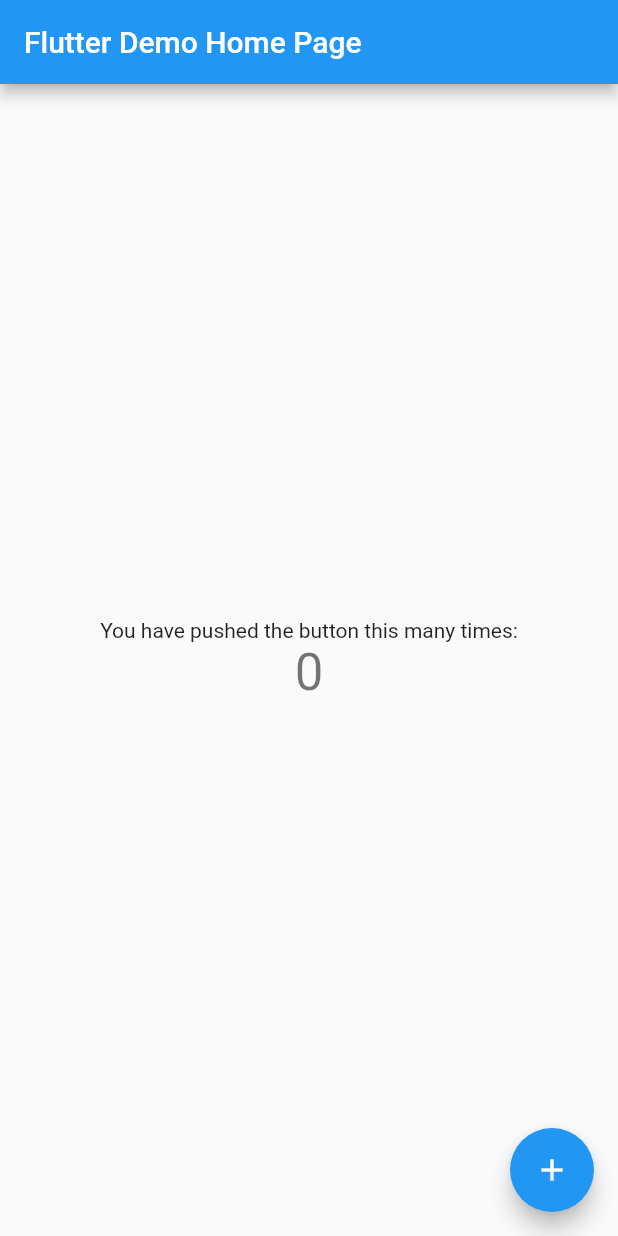
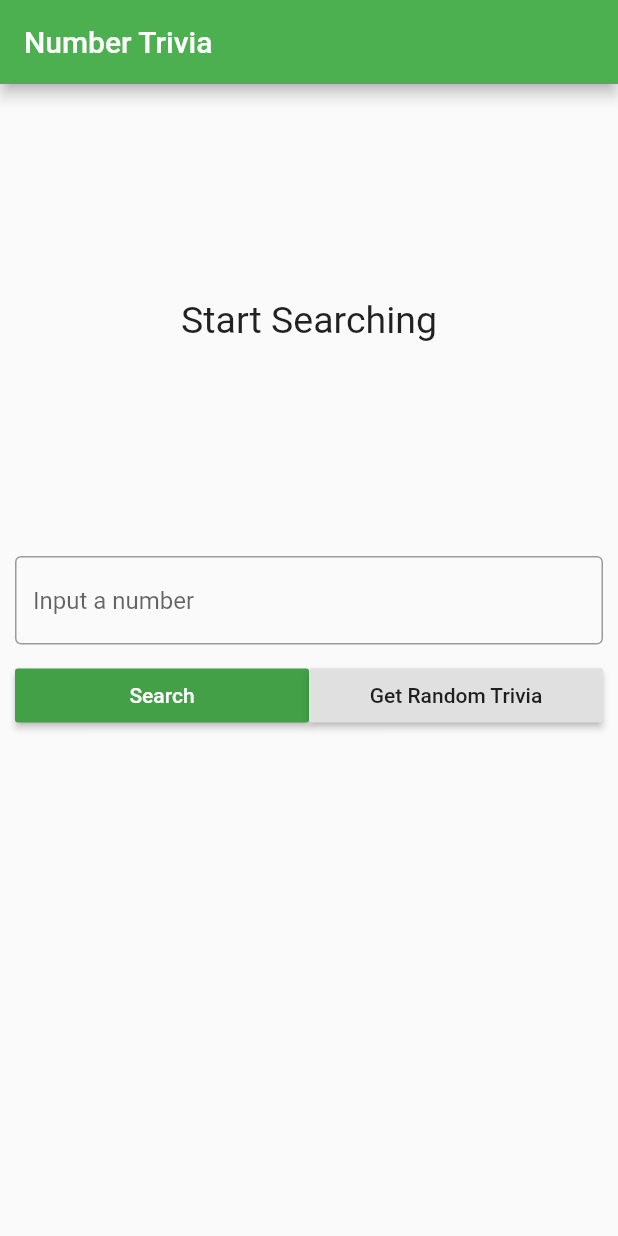
Before and after one commit to agustin-carnevale/flutter_tdd_clean_architecture_example, a Flutter app: the screen it shows after launch, on a phone screen of 412 x 824 dp. Run offline on Flutter 3.47's test engine with Material 2 defaults, Android fonts, the phone set to English and light mode, and no system bars; our stand-ins replace bloc, dartz, data_connection_checker, equatable, flutter_bloc, get_it and 1 more.

Commit message:
added ui, wired everything up

```diff
--- /dev/null
+++ b/lib/features/number_trivia/presentation/pages/number_trivia_page.dart
@@ -0,0 +1,48 @@
+import 'package:flutter/material.dart';
+import 'package:flutter_bloc/flutter_bloc.dart';
+import 'package:number_trivia/core/utils/input_converter.dart';
+import 'package:number_trivia/features/number_trivia/presentation/bloc/number_trivia_bloc.dart';
+import 'package:number_trivia/injection_container.dart';
+import '../widgets/widgets.dart';
+
+class NumberTriviaPage extends StatelessWidget {
+
+  @override
+  Widget build(BuildContext context) {
+    return Scaffold(
+      appBar: AppBar(
+        title: Text("Number Trivia"),
+      ),
+      body: _buildBody(context)
+   );
+  }
+
+  BlocProvider<NumberTriviaBloc> _buildBody(BuildContext context) {
+    return BlocProvider(
+      builder: (_) => sl<NumberTriviaBloc>() ,
+      child: Padding(
+        padding: const EdgeInsets.all(10.0),
+        child: Column(
+          children: [
+            SizedBox(height: 10.0),
+            BlocBuilder<NumberTriviaBloc, NumberTriviaState>(
+              builder: (BuildContext context, state) {
+                if (state is NumberTriviaInitial){
+                  return  MessageDisplay(message: 'Start Searching');
+                }else if (state is Loading){
+                  return LoadingDisplay();
+                }else if (state is Loaded){
+                  return TriviaDisplay(numberTrivia: state.trivia);
+                }else if (state is Error){
+                   return  MessageDisplay(message: state.errorMessage);
+                }
+               },
+            ),
+            SizedBox(height: 20.0),
+            TriviaControls(),
+          ],
+        ),
+      ),
+    );
+  }
+}
--- /dev/null
+++ b/lib/features/number_trivia/presentation/widgets/message_display.dart
@@ -0,0 +1,23 @@
+import 'package:flutter/material.dart';
+
+class MessageDisplay extends StatelessWidget {
+  final String message;
+
+  MessageDisplay({Key key, this.message}) : super(key: key);
+
+  @override
+  Widget build(BuildContext context) {
+    return Container(
+      height: MediaQuery.of(context).size.height/3,
+      child: Center(
+        child: SingleChildScrollView(
+          child: Text(
+            message,
+            style: TextStyle(fontSize: 25),
+            textAlign: TextAlign.center,
+          ),
+        ),
+      ),
+    );
+  }
+}
--- /dev/null
+++ b/lib/features/number_trivia/presentation/widgets/trivia_controls.dart
@@ -0,0 +1,69 @@
+import 'package:flutter/material.dart';
+import 'package:flutter_bloc/flutter_bloc.dart';
+import 'package:number_trivia/features/number_trivia/presentation/bloc/number_trivia_bloc.dart';
+
+class TriviaControls extends StatefulWidget {
+  const TriviaControls({
+    Key key,
+  }) : super(key: key);
+
+  @override
+  _TriviaControlsState createState() => _TriviaControlsState();
+}
+
+class _TriviaControlsState extends State<TriviaControls> {
+  final controller = TextEditingController();
+  String inputStr;
+
+  @override
+  Widget build(BuildContext context) {
+    return Column(
+      children: [
+        TextField(
+          controller: controller,
+          keyboardType: TextInputType.number,
+          decoration: InputDecoration(
+            border: OutlineInputBorder(),
+            hintText: 'Input a number',
+          ),
+          onChanged: (value){
+            inputStr = value;
+          },
+          onSubmitted: (_){
+            dispatchConcrete();
+          },
+        ),
+        SizedBox(height: 10.0),
+        Row(
+          children: [
+            Expanded(
+              child: RaisedButton(
+                child: Text("Search"),
+                color: Theme.of(context).accentColor,
+                textTheme: ButtonTextTheme.primary,
+                onPressed: dispatchConcrete,
+              ),
+            ),
+            SizedBox(height: 10.0),
+            Expanded(
+              child: RaisedButton(
+                child: Text("Get Random Trivia"),
+                onPressed: dispatchRandom,
+              ),
+            ),
+          ],
+        )
+      ],
+    );
+  }
+
+  void dispatchConcrete(){
+    controller.clear();
+    BlocProvider.of<NumberTriviaBloc>(context).dispatch(GetTriviaForConcreteNumber(inputStr));
+  }
+
+  void dispatchRandom(){
+    controller.clear();
+    BlocProvider.of<NumberTriviaBloc>(context).dispatch(GetTriviaForRandomNumber());
+  }
+}
--- /dev/null
+++ b/lib/features/number_trivia/presentation/widgets/widgets.dart
@@ -0,0 +1,4 @@
+export 'loading_display.dart';
+export 'message_display.dart';
+export 'trivia_display.dart';
+export 'trivia_controls.dart';
--- a/lib/injection_container.dart
+++ b/lib/injection_container.dart
@@ -12,8 +12,9 @@ import 'features/number_trivia/domain/usecases/get_random_number_trivia.dart';
 import 'features/number_trivia/presentation/bloc/number_trivia_bloc.dart';
 import 'package:http/http.dart' as http;
 
+final sl = GetIt.instance;
+
 Future<void> init() async {
-  final sl = GetIt.instance;
 
   // ----- Features - Number Trivia --------
 
--- a/lib/main.dart
+++ b/lib/main.dart
@@ -1,119 +1,25 @@
 import 'package:flutter/material.dart';
+import 'package:number_trivia/features/number_trivia/presentation/pages/number_trivia_page.dart';
 import 'package:number_trivia/injection_container.dart' as di;
 
 void main() async {
+  WidgetsFlutterBinding.ensureInitialized();
   await di.init();
   runApp(MyApp());
 }
 
 class MyApp extends StatelessWidget {
-  // This widget is the root of your application.
+
   @override
   Widget build(BuildContext context) {
     return MaterialApp(
-      title: 'Flutter Demo',
+      title: 'Number Trivia',
       theme: ThemeData(
-        // This is the theme of your application.
-        //
-        // Try running your application with "flutter run". You'll see the
-        // application has a blue toolbar. Then, without quitting the app, try
-        // changing the primarySwatch below to Colors.green and then invoke
-        // "hot reload" (press "r" in the console where you ran "flutter run",
-        // or simply save your changes to "hot reload" in a Flutter IDE).
-        // Notice that the counter didn't reset back to zero; the application
-        // is not restarted.
-        primarySwatch: Colors.blue,
-        // This makes the visual density adapt to the platform that you run
-        // the app on. For desktop platforms, the controls will be smaller and
-        // closer together (more dense) than on mobile platforms.
+        primarySwatch: Colors.green,
+        accentColor: Colors.green.shade600,
         visualDensity: VisualDensity.adaptivePlatformDensity,
       ),
-      home: MyHomePage(title: 'Flutter Demo Home Page'),
+      home: NumberTriviaPage(),
     );
   }
 }
-
-class MyHomePage extends StatefulWidget {
-  MyHomePage({Key key, this.title}) : super(key: key);
-
-  // This widget is the home page of your application. It is stateful, meaning
-  // that it has a State object (defined below) that contains fields that affect
-  // how it looks.
-
-  // This class is the configuration for the state. It holds the values (in this
-  // case the title) provided by the parent (in this case the App widget) and
-  // used by the build method of the State. Fields in a Widget subclass are
-  // always marked "final".
-
-  final String title;
-
-  @override
-  _MyHomePageState createState() => _MyHomePageState();
-}
-
-class _MyHomePageState extends State<MyHomePage> {
-  int _counter = 0;
-
-  void _incrementCounter() {
-    setState(() {
-      // This call to setState tells the Flutter framework that something has
-      // changed in this State, which causes it to rerun the build method below
-      // so that the display can reflect the updated values. If we changed
-      // _counter without calling setState(), then the build method would not be
-      // called again, and so nothing would appear to happen.
-      _counter++;
-    });
-  }
-
-  @override
-  Widget build(BuildContext context) {
-    // This method is rerun every time setState is called, for instance as done
-    // by the _incrementCounter method above.
-    //
-    // The Flutter framework has been optimized to make rerunning build methods
-    // fast, so that you can just rebuild anything that needs updating rather
-    // than having to individually change instances of widgets.
-    return Scaffold(
-      appBar: AppBar(
-        // Here we take the value from the MyHomePage object that was created by
-        // the App.build method, and use it to set our appbar title.
-        title: Text(widget.title),
-      ),
-      body: Center(
-        // Center is a layout widget. It takes a single child and positions it
-        // in the middle of the parent.
-        child: Column(
-          // Column is also a layout widget. It takes a list of children and
-          // arranges them vertically. By default, it sizes itself to fit its
-          // children horizontally, and tries to be as tall as its parent.
-          //
-          // Invoke "debug painting" (press "p" in the console, choose the
-          // "Toggle Debug Paint" action from the Flutter Inspector in Android
-          // Studio, or the "Toggle Debug Paint" command in Visual Studio Code)
-          // to see the wireframe for each widget.
-          //
-          // Column has various properties to control how it sizes itself and
-          // how it positions its children. Here we use mainAxisAlignment to
-          // center the children vertically; the main axis here is the vertical
-          // axis because Columns are vertical (the cross axis would be
-          // horizontal).
-          mainAxisAlignment: MainAxisAlignment.center,
-          children: <Widget>[
-            Text(
-              'You have pushed the button this many times:',
-            ),
-            Text(
-              '$_counter',
-              style: Theme.of(context).textTheme.headline4,
-            ),
-          ],
-        ),
-      ),
-      floatingActionButton: FloatingActionButton(
-        onPressed: _incrementCounter,
-        tooltip: 'Increment',
-        child: Icon(Icons.add),
-      ), // This trailing comma makes auto-formatting nicer for build methods.
-    );
-  }
-}
```
Also changed, not shown: lib/features/number_trivia/presentation/widgets/loading_display.dart (added, +13 -0 lines), lib/features/number_trivia/presentation/widgets/trivia_display.dart (added, +34 -0 lines), lib/features/number_trivia/presentation/bloc/number_trivia_event.dart (line endings or trailing spaces), 3 other files.
